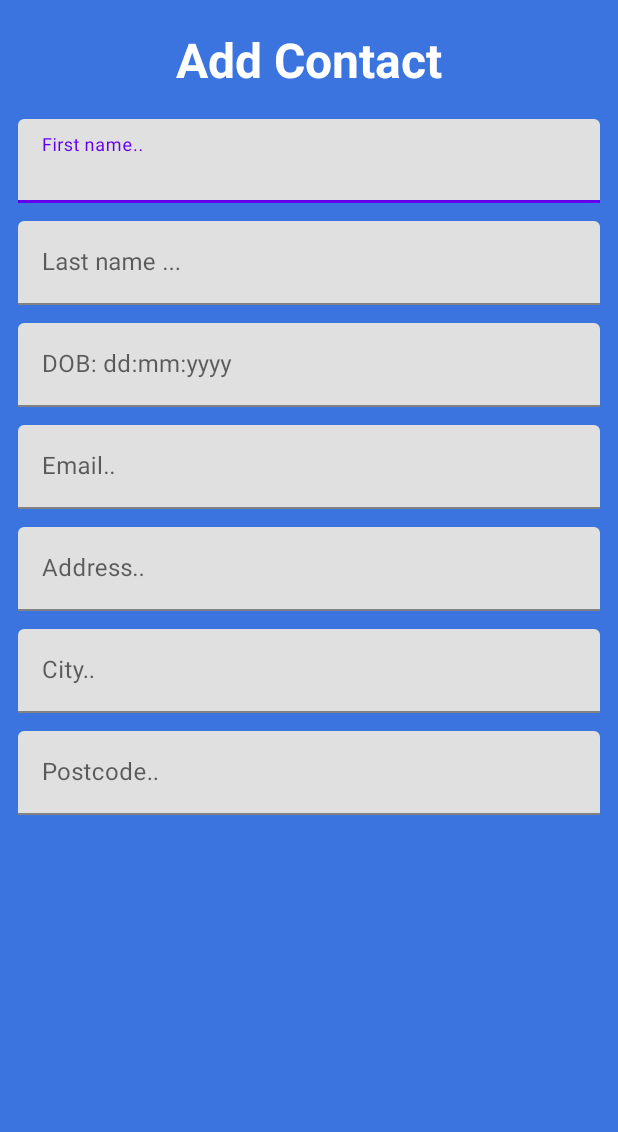
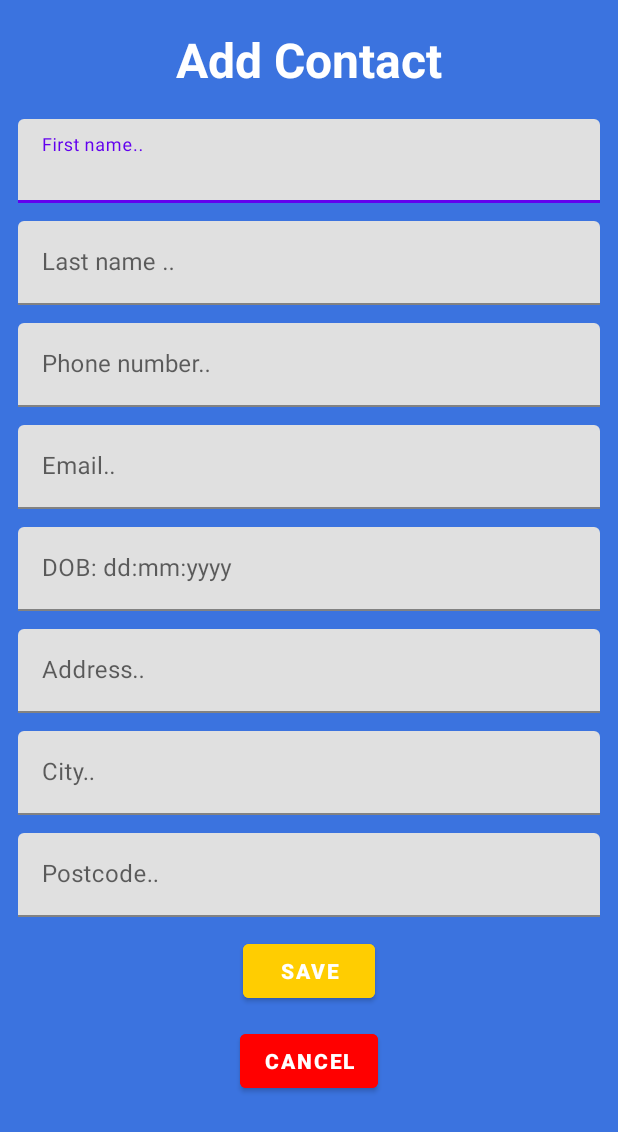
Before and after one commit to danielmbutler/AddressBookApp, an Android app: the layout dialog_add_contact.xml on its own in the app's theme, with its tools: preview values and no code run, on a phone screen of 412 x 824 dp. Shown: the top 1132 px of the screen. Run offline under Robolectric (Android 15) with nearby library versions, the phone set to English and light mode, and no system bars.

Commit message:
creating layouts and adding dimens

```diff
--- a/app/src/main/res/layout/fragment_messages.xml
+++ b/app/src/main/res/layout/dialog_add_contact.xml
@@ -6,11 +6,11 @@
     android:id="@+id/messagesFragment"
     android:layout_height="match_parent"
     android:background="@color/MainBg"
-    tools:context=".ui.fragments.MessagesFragment">
+    tools:context=".ui.dialogs.AddContactDialog">
 
     <androidx.constraintlayout.widget.ConstraintLayout
         android:layout_width="match_parent"
-        android:padding="12dp"
+        android:padding="@dimen/text_field_margin"
         android:layout_height="match_parent">
 
         <TextView
@@ -22,7 +22,7 @@
             app:layout_constraintTop_toTopOf="parent"
             android:padding="6dp"
             android:textColor="@color/white"
-            android:textSize="32sp"
+            android:textSize="@dimen/title_size"
             android:textStyle="bold"
             android:text="@string/add_contact"/>
 
@@ -34,13 +34,13 @@
             app:layout_constraintLeft_toLeftOf="parent"
             app:layout_constraintRight_toRightOf="parent"
             app:layout_constraintTop_toBottomOf="@id/Add_Contact_Dialog_title"
-            android:paddingTop="12dp"
+            android:paddingTop="@dimen/text_field_margin"
             >
 
             <com.google.android.material.textfield.TextInputEditText
                 android:layout_width="match_parent"
                 android:layout_height="wrap_content"
-                />
+                android:hintTextColor="#616161" />
 
         </com.google.android.material.textfield.TextInputLayout>
 
@@ -53,7 +53,7 @@
             app:layout_constraintLeft_toLeftOf="parent"
             app:layout_constraintRight_toRightOf="parent"
             app:layout_constraintTop_toBottomOf="@id/textField_first_name"
-            android:paddingTop="12dp"
+            android:paddingTop="@dimen/text_field_margin"
             >
 
             <com.google.android.material.textfield.TextInputEditText
@@ -70,8 +70,8 @@
             android:hint="@string/date"
             app:layout_constraintLeft_toLeftOf="parent"
             app:layout_constraintRight_toRightOf="parent"
-            app:layout_constraintTop_toBottomOf="@id/textField_last_name"
-            android:paddingTop="12dp"
+            app:layout_constraintTop_toBottomOf="@id/textField_email"
+            android:paddingTop="@dimen/text_field_margin"
             >
 
             <com.google.android.material.textfield.TextInputEditText
@@ -82,14 +82,37 @@
         </com.google.android.material.textfield.TextInputLayout>
 
         <com.google.android.material.textfield.TextInputLayout
+            android:id="@+id/editext_phonenumber"
+            android:layout_width="match_parent"
+            android:layout_height="wrap_content"
+            android:hint="@string/phone_number"
+            app:layout_constraintLeft_toLeftOf="parent"
+            app:layout_constraintRight_toRightOf="parent"
+            app:layout_constraintTop_toBottomOf="@id/textField_last_name"
+            android:paddingTop="@dimen/text_field_margin"
+            >
+
+            <EditText
+
+                android:layout_width="match_parent"
+                android:layout_height="wrap_content"
+                android:autofillHints="Phone number.."
+                android:digits="0123456789+"
+                android:minHeight="48dp"
+                />
+        </com.google.android.material.textfield.TextInputLayout>
+
+
+
+        <com.google.android.material.textfield.TextInputLayout
             android:id="@+id/textField_email"
             android:layout_width="match_parent"
             android:layout_height="wrap_content"
             android:hint="@string/email"
             app:layout_constraintLeft_toLeftOf="parent"
             app:layout_constraintRight_toRightOf="parent"
-            app:layout_constraintTop_toBottomOf="@id/textField_date_picker_layout"
-            android:paddingTop="12dp"
+            app:layout_constraintTop_toBottomOf="@id/editext_phonenumber"
+            android:paddingTop="@dimen/text_field_margin"
             >
 
             <com.google.android.material.textfield.TextInputEditText
@@ -107,8 +130,8 @@
             android:hint="@string/address"
             app:layout_constraintLeft_toLeftOf="parent"
             app:layout_constraintRight_toRightOf="parent"
-            app:layout_constraintTop_toBottomOf="@id/textField_email"
-            android:paddingTop="12dp"
+            app:layout_constraintTop_toBottomOf="@id/textField_date_picker_layout"
+            android:paddingTop="@dimen/text_field_margin"
             >
 
             <com.google.android.material.textfield.TextInputEditText
@@ -126,7 +149,7 @@
             app:layout_constraintLeft_toLeftOf="parent"
             app:layout_constraintRight_toRightOf="parent"
             app:layout_constraintTop_toBottomOf="@id/textField_address"
-            android:paddingTop="12dp"
+            android:paddingTop="@dimen/text_field_margin"
             >
 
             <com.google.android.material.textfield.TextInputEditText
@@ -144,7 +167,7 @@
             app:layout_constraintLeft_toLeftOf="parent"
             app:layout_constraintRight_toRightOf="parent"
             app:layout_constraintTop_toBottomOf="@id/textfield_city"
-            android:paddingTop="12dp"
+            android:paddingTop="@dimen/text_field_margin"
             >
 
             <com.google.android.material.textfield.TextInputEditText
@@ -153,6 +176,32 @@
                 />
 
         </com.google.android.material.textfield.TextInputLayout>
+
+        <com.google.android.material.button.MaterialButton
+            android:layout_width="wrap_content"
+            android:layout_height="wrap_content"
+            android:id="@+id/Save_button"
+            android:textStyle="bold"
+            android:text="@string/save"
+            android:layout_marginTop="@dimen/text_field_margin"
+            app:layout_constraintTop_toBottomOf="@id/textField_postCode"
+            app:layout_constraintLeft_toLeftOf="parent"
+            app:layout_constraintRight_toRightOf="parent"
+            android:backgroundTint="@color/ButtonYellow"
+            />
+
+        <com.google.android.material.button.MaterialButton
+            android:layout_width="wrap_content"
+            android:layout_height="wrap_content"
+            android:id="@+id/cancel_button"
+            android:textStyle="bold"
+            android:text="@string/cancel"
+            android:layout_marginTop="@dimen/text_field_margin"
+            app:layout_constraintTop_toBottomOf="@id/Save_button"
+            app:layout_constraintLeft_toLeftOf="parent"
+            app:layout_constraintRight_toRightOf="parent"
+            android:backgroundTint="@color/ButtonRed"
+            />
     </androidx.constraintlayout.widget.ConstraintLayout>
 
 </FrameLayout>
--- a/app/src/main/res/layout/fragment_home.xml
+++ b/app/src/main/res/layout/fragment_home.xml
@@ -14,9 +14,9 @@
         android:layout_height="wrap_content"
         android:text="@string/contacts"
         android:textColor="@color/white"
-        android:textSize="32sp"
+        android:textSize="@dimen/title_size"
         android:textStyle="bold"
-        android:paddingTop="12dp"
+        android:paddingTop="@dimen/text_field_margin"
         app:layout_constraintLeft_toLeftOf="parent"
         app:layout_constraintRight_toRightOf="parent"
         app:layout_constraintTop_toTopOf="parent" />
--- a/app/src/main/res/values/colors.xml
+++ b/app/src/main/res/values/colors.xml
@@ -8,4 +8,6 @@
     <color name="black">#FF000000</color>
     <color name="white">#FFFFFFFF</color>
     <color name="MainBg">#3B73DF</color>
+    <color name="ButtonYellow">#FFCD01</color>
+    <color name="ButtonRed">#FF0000</color>
 </resources>
--- /dev/null
+++ b/app/src/main/res/values/dimes.xml
@@ -0,0 +1,7 @@
+<?xml version="1.0" encoding="utf-8"?>
+<resources>
+    <dimen name="title_padding">24sp</dimen>
+    <dimen name="layout_padding">16sp</dimen>
+    <dimen name="text_field_margin">12dp</dimen>
+    <dimen name="title_size">32sp</dimen>
+</resources>
--- a/app/src/main/res/values/strings.xml
+++ b/app/src/main/res/values/strings.xml
@@ -3,11 +3,13 @@
     <string name="contacts">Contacts</string>
     <string name="add_contact">Add Contact</string>
     <string name="first_name">First name..</string>
-    <string name="add_contact">Add Contact</string>
-    <string name="last_name">Last name ...</string>
+    <string name="last_name">Last name ..</string>
     <string name="date">DOB: dd:mm:yyyy</string>
     <string name="address">Address..</string>
     <string name="postcode">Postcode..</string>
     <string name="city">City..</string>
     <string name="email">Email..</string>
+    <string name="phone_number">Phone number..</string>
+    <string name="save">Save</string>
+    <string name="cancel">Cancel</string>
 </resources>
```
Also changed, not shown: app/src/main/java/com/dbtechprojects/addressbookapp/ui/dialogs/AddContactDialog.java (added, +13 -0 lines), app/src/main/res/layout/dialog_send_message.xml (deleted, +0 -61 lines), app/src/main/res/layout/spinner.xml (deleted, +0 -10 lines).
